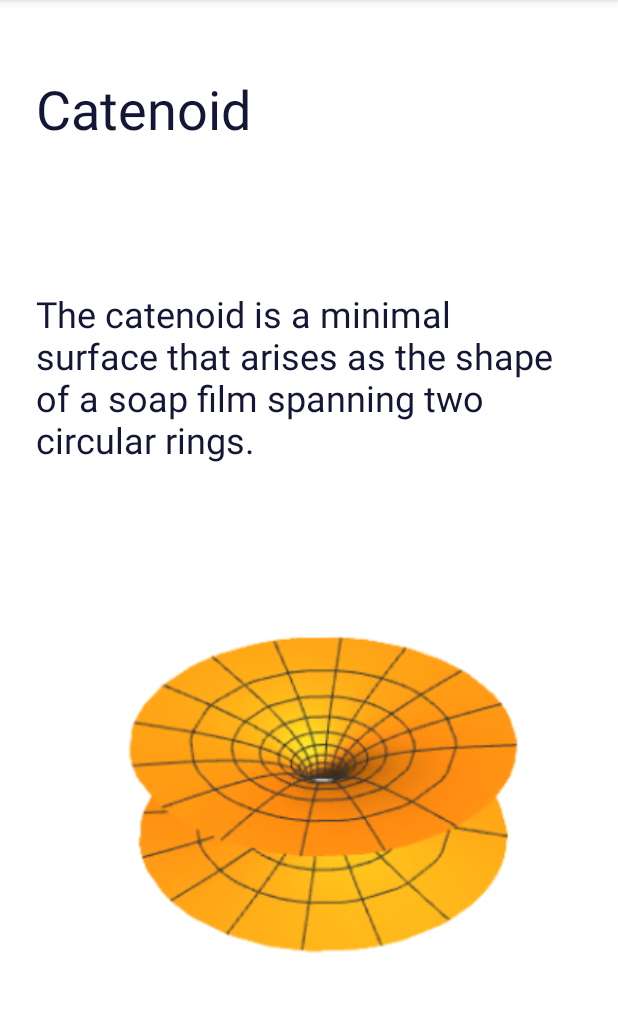
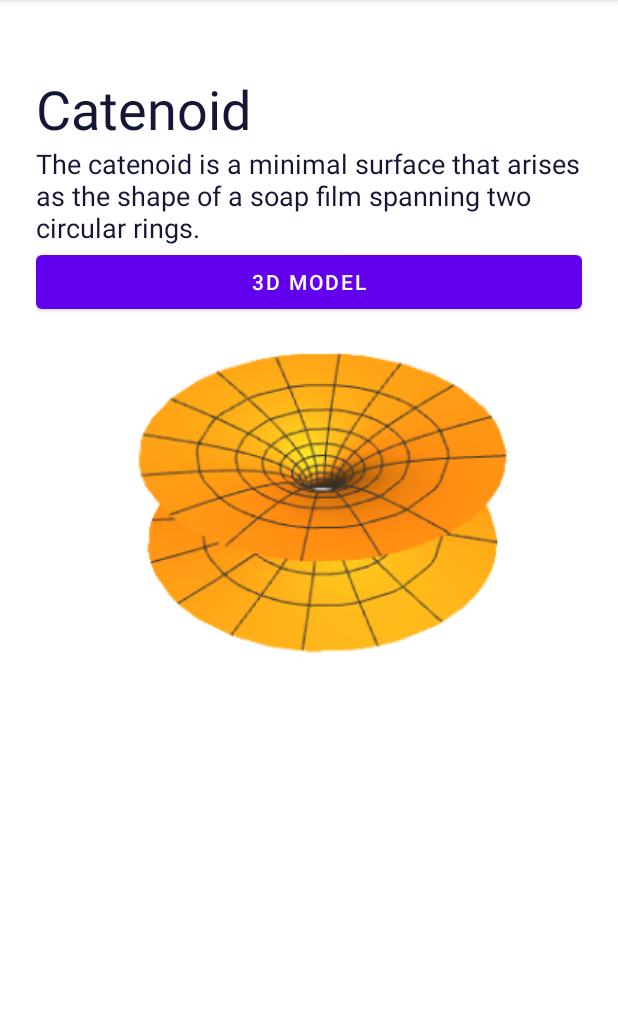
Before and after one commit to ChameeshaRash/Graph-Android-App, an Android app: the screen it shows after launch (MainActivity2), after a tap on "Catenoid", on a phone screen of 412 x 824 dp, the part 84-1096 px from its top. Run offline under Robolectric (Android 15) with nearby library versions, the phone set to English and light mode, and no system bars.

Commit message:
added 3D models

```diff
--- a/app/build.gradle
+++ b/app/build.gradle
@@ -1,5 +1,6 @@
 plugins {
     id 'com.android.application'
+    id 'com.google.gms.google-services'
 }
 
 android {
@@ -35,4 +36,8 @@ dependencies {
     testImplementation 'junit:junit:4.13.2'
     androidTestImplementation 'androidx.test.ext:junit:1.1.4'
     androidTestImplementation 'androidx.test.espresso:espresso-core:3.5.0'
+    implementation 'com.google.firebase:firebase-storage:20.2.0'
+    implementation platform('com.google.firebase:firebase-bom:32.0.0')
+    implementation 'com.google.firebase:firebase-analytics'
+
 }
--- a/app/src/main/java/com/university/graph/MainActivity2.java
+++ b/app/src/main/java/com/university/graph/MainActivity2.java
@@ -1,6 +1,10 @@
 package com.university.graph;
 
+import android.content.Intent;
+import android.net.Uri;
 import android.os.Bundle;
+import android.view.View;
+import android.widget.Button;
 import android.widget.ImageView;
 import android.widget.TextView;
 
@@ -21,11 +25,26 @@ public class MainActivity2 extends AppCompatActivity {
         TextView txtModeTitle=findViewById(R.id.modelTitle);
         TextView txtModeDes=findViewById(R.id.modelDescription);
         ImageView imgModelFull=findViewById(R.id.modelImage);
+        Button btnModelImage=findViewById(R.id.btnModelView);
 
         txtModeTitle.setText(modelTitle);
         txtModeDes.setText(modelDes);
         imgModelFull.setImageResource(imgModel);
 
+        btnModelImage.setOnClickListener(new View.OnClickListener() {
+            @Override
+            public void onClick(View v) {
+
+                String url = "https://firebasestorage.googleapis.com/v0/b/graph-54ff0.appspot.com%2Fcatenoid.glb?alt=media";
+                Intent intent = new Intent(Intent.ACTION_VIEW);
+                intent.setData(Uri.parse("googlear://scene-viewer/1?file=" + url));
+                intent.setPackage("com.google.android.googlequicksearchbox");
+                startActivity(intent);
+            }
+        });
 
     }
+
+
+
 }
--- a/app/src/main/res/layout/item_layout.xml
+++ b/app/src/main/res/layout/item_layout.xml
@@ -1,18 +1,20 @@
 <?xml version="1.0" encoding="utf-8"?>
-<RelativeLayout xmlns:android="http://schemas.android.com/apk/res/android"
+<ScrollView xmlns:android="http://schemas.android.com/apk/res/android"
     xmlns:tools="http://schemas.android.com/tools"
+    android:layout_width="fill_parent"
+    android:layout_height="fill_parent"
+    >
+    <RelativeLayout
         android:layout_width="match_parent"
-    android:layout_height="match_parent"
-    tools:context=".MainActivity2"
         android:orientation="vertical"
+        android:layout_height="wrap_content"
         android:layout_marginHorizontal="24dp"
         android:layout_marginTop="48dp"
-    >
+        tools:context=".MainActivity2">
         <TextView
             android:id="@+id/modelTitle"
             android:layout_width="match_parent"
             android:layout_height="wrap_content"
-        android:paddingBottom="96dp"
             android:textColor="@color/darkBlue"
             android:textSize="36sp" />
         <TextView
@@ -22,15 +24,26 @@
             android:layout_height="wrap_content"
             android:text="@string/home_mainText"
             android:textColor="@color/darkBlue"
-        android:textSize="24sp" />
+            android:textSize="18sp" />
+        <Button
+            android:id="@+id/btnModelView"
+            android:layout_width="match_parent"
+            android:layout_height="wrap_content"
+            android:layout_below="@id/modelDescription"
+            android:text="3D Model"
+            android:layout_centerHorizontal="true"
+            />
 
         <ImageView
             android:id="@+id/modelImage"
-        android:layout_below="@id/modelDescription"
+            android:layout_below="@id/btnModelView"
             android:layout_width="match_parent"
-        android:layout_height="match_parent"
+            android:layout_height="wrap_content"
             android:src="@drawable/ic_launcher_background"
+            android:layout_marginBottom="72dp"
             />
 
+    </RelativeLayout>
 
-</RelativeLayout>
+
+</ScrollView>
```
Also changed, not shown: app/src/main/AndroidManifest.xml (+11 -1 lines), build.gradle (+16 -0 lines), 1 other file. Lines whose indentation alone changed are shown as unchanged.
